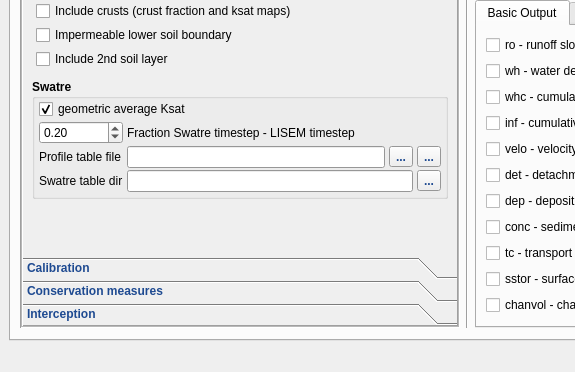
Above: ui_full/lisemqt.ui from vjetten/openlisem before the change; both pictures show x 0 to 575 and y 399 to 771 of the 1012 by 771 pixel window. Below: the same form after it.
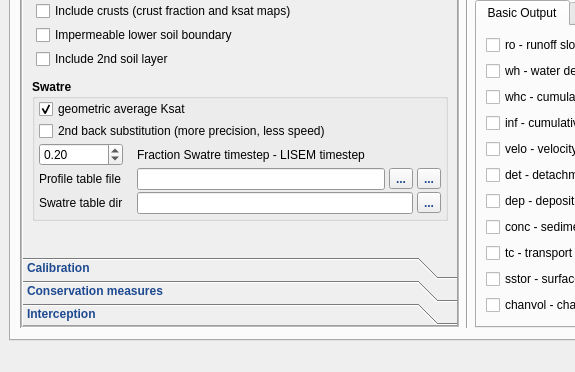
That is the form after the change. The open tabs and pages were chosen to show the change. Icons and pictures are not drawn.

Diff of the .ui file:
```diff
--- a/ui_full/lisemqt.ui
+++ b/ui_full/lisemqt.ui
@@ -7,7 +7,7 @@
     <x>0</x>
     <y>0</y>
     <width>1012</width>
-    <height>758</height>
+    <height>768</height>
    </rect>
   </property>
   <property name="sizePolicy">
@@ -1547,8 +1547,8 @@
                 <rect>
                  <x>0</x>
                  <y>0</y>
-                 <width>373</width>
-                 <height>250</height>
+                 <width>449</width>
+                 <height>309</height>
                 </rect>
                </property>
                <attribute name="label">
@@ -1690,7 +1690,7 @@
                    <property name="verticalSpacing">
                     <number>2</number>
                    </property>
-                   <item row="0" column="0" colspan="2">
+                   <item row="0" column="0" colspan="3">
                     <widget class="QCheckBox" name="checkGeometric">
                      <property name="enabled">
                       <bool>true</bool>
@@ -1709,7 +1709,7 @@
                      </property>
                     </widget>
                    </item>
-                   <item row="2" column="0">
+                   <item row="3" column="0">
                     <widget class="QLabel" name="label_13">
                      <property name="enabled">
                       <bool>true</bool>
@@ -1765,7 +1765,7 @@
                      </property>
                     </widget>
                    </item>
-                   <item row="2" column="1" colspan="3">
+                   <item row="3" column="2" colspan="3">
                     <widget class="QLineEdit" name="E_SwatreTableName">
                      <property name="enabled">
                       <bool>true</bool>
@@ -1778,7 +1778,7 @@
                      </property>
                     </widget>
                    </item>
-                   <item row="2" column="4">
+                   <item row="3" column="5">
                     <widget class="QToolButton" name="toolButton_SwatreTableShow">
                      <property name="text">
                       <string>...</string>
@@ -1789,7 +1789,7 @@
                      </property>
                     </widget>
                    </item>
-                   <item row="2" column="5">
+                   <item row="3" column="6">
                     <widget class="QToolButton" name="toolButton_SwatreTableFile">
                      <property name="enabled">
                       <bool>true</bool>
@@ -1803,7 +1803,7 @@
                      </property>
                     </widget>
                    </item>
-                   <item row="1" column="1">
+                   <item row="2" column="2">
                     <widget class="QLabel" name="label_14">
                      <property name="enabled">
                       <bool>true</bool>
@@ -1856,7 +1856,7 @@
                      </property>
                     </widget>
                    </item>
-                   <item row="1" column="0">
+                   <item row="2" column="0">
                     <widget class="QDoubleSpinBox" name="E_SWATREDtsecFraction">
                      <property name="enabled">
                       <bool>true</bool>
@@ -1878,7 +1878,7 @@
                      </property>
                     </widget>
                    </item>
-                   <item row="3" column="1" colspan="4">
+                   <item row="4" column="2" colspan="4">
                     <widget class="QLineEdit" name="E_SwatreTableDir">
                      <property name="font">
                       <font>
@@ -1888,7 +1888,7 @@
                      </property>
                     </widget>
                    </item>
-                   <item row="3" column="0">
+                   <item row="4" column="0">
                     <widget class="QLabel" name="label_49">
                      <property name="palette">
                       <palette>
@@ -1938,7 +1938,7 @@
                      </property>
                     </widget>
                    </item>
-                   <item row="3" column="5">
+                   <item row="4" column="6">
                     <widget class="QToolButton" name="toolButton_SwatreTableDir">
                      <property name="text">
                       <string>...</string>
@@ -1949,6 +1949,19 @@
                      </property>
                     </widget>
                    </item>
+                   <item row="1" column="0" colspan="3">
+                    <widget class="QCheckBox" name="checkBacksubstitution">
+                     <property name="font">
+                      <font>
+                       <weight>50</weight>
+                       <bold>false</bold>
+                      </font>
+                     </property>
+                     <property name="text">
+                      <string notr="true">2nd back substitution (more precision, less speed) </string>
+                     </property>
+                    </widget>
+                   </item>
                   </layout>
                  </widget>
                 </item>
```
Left out of the diff: 19 changed lines with no effect on the pictures.
